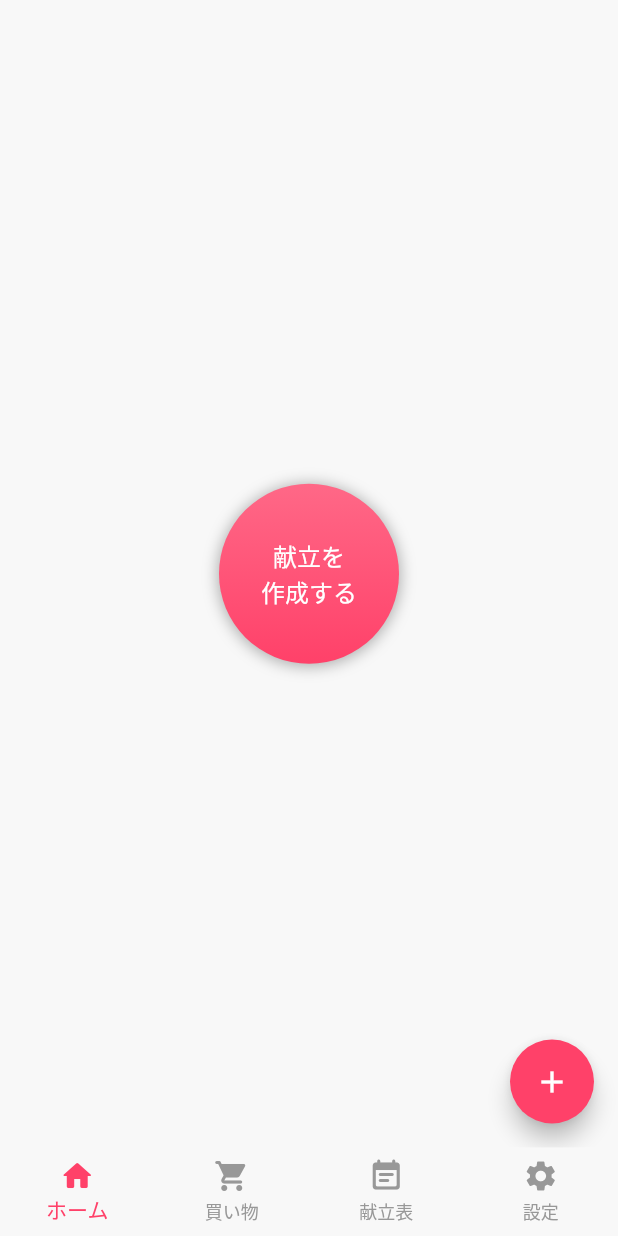
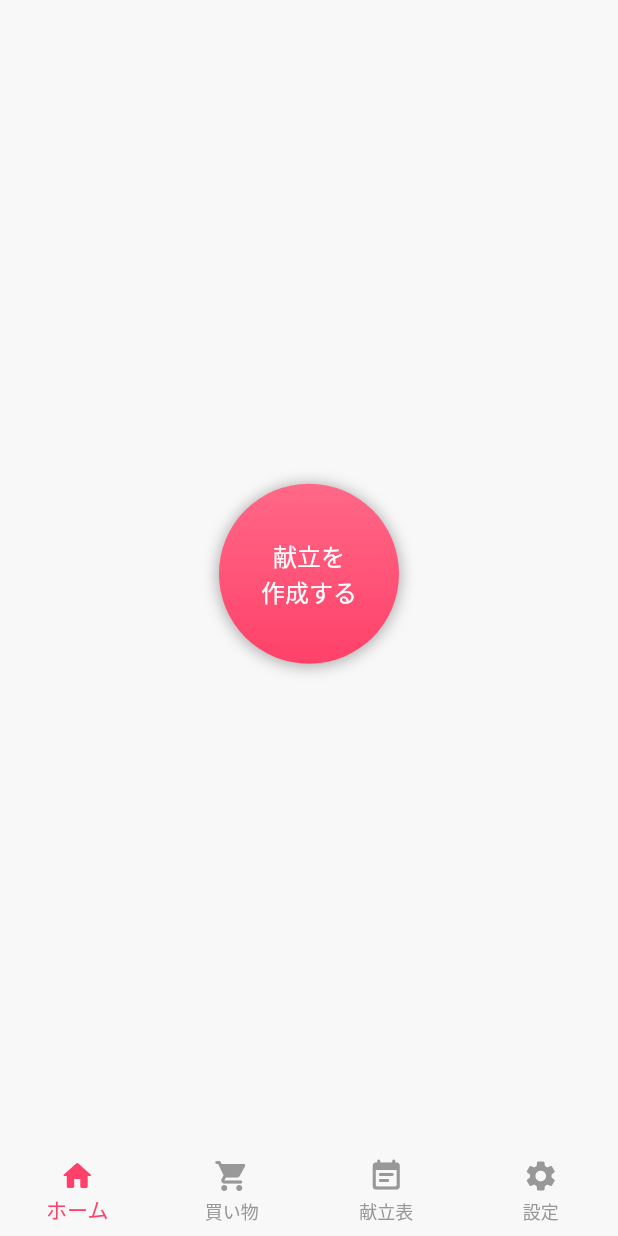
Before and after one commit to TakamiNakajima/meal_ai, a Flutter app: the screen it shows after launch, on a phone screen of 412 x 824 dp. Run offline on Flutter 3.47's test engine with Material 3 defaults, Android fonts, the phone set to English and light mode, and no system bars; our stand-ins replace cloud_firestore, firebase_core, firebase_storage, flutter_dotenv, flutter_riverpod, go_router and 1 more; accounts and stored records are empty.

Commit message:
FloatingActionButton削除

```diff
--- a/lib/presentation/page/home_page.dart
+++ b/lib/presentation/page/home_page.dart
@@ -25,14 +25,6 @@ class _HomePageState extends ConsumerState<HomePage> {
 
     return Scaffold(
       backgroundColor: AppColor.bgWhite,
-      floatingActionButton: FloatingActionButton(
-        backgroundColor: AppColor.mainColor,
-        onPressed: () {
-          HapticFeedback.lightImpact();
-          context.push('/addPage');
-        },
-        child: const Icon(Icons.add),
-      ),
       body: Column(
         mainAxisAlignment: MainAxisAlignment.center,
         children: [
```
